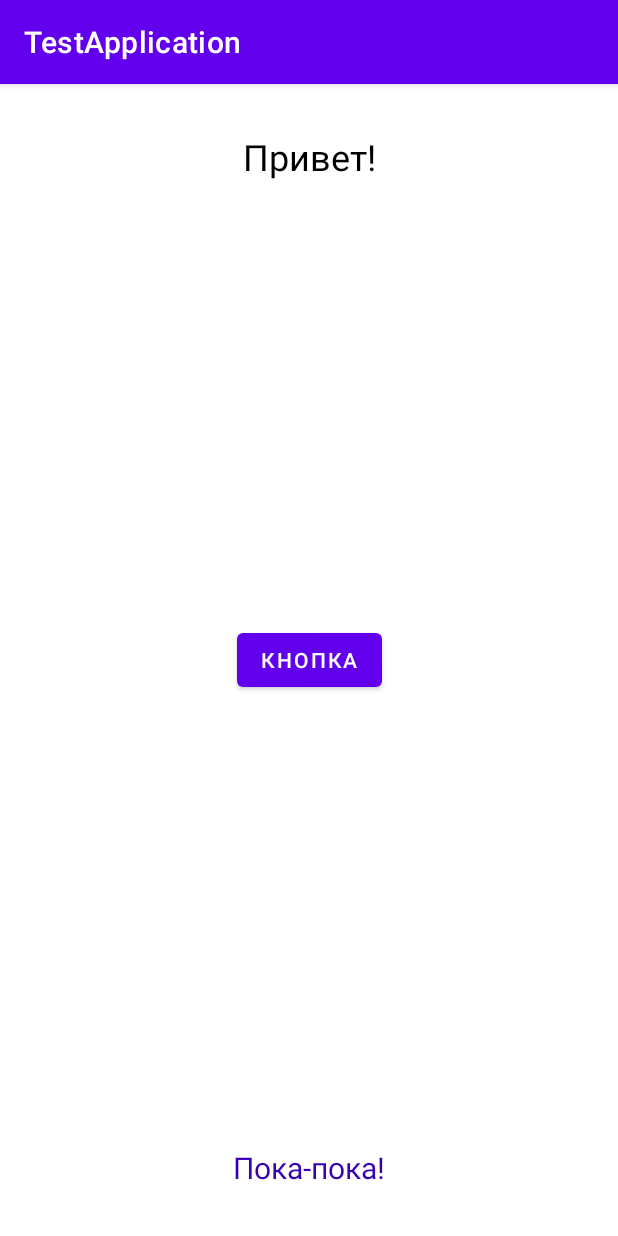
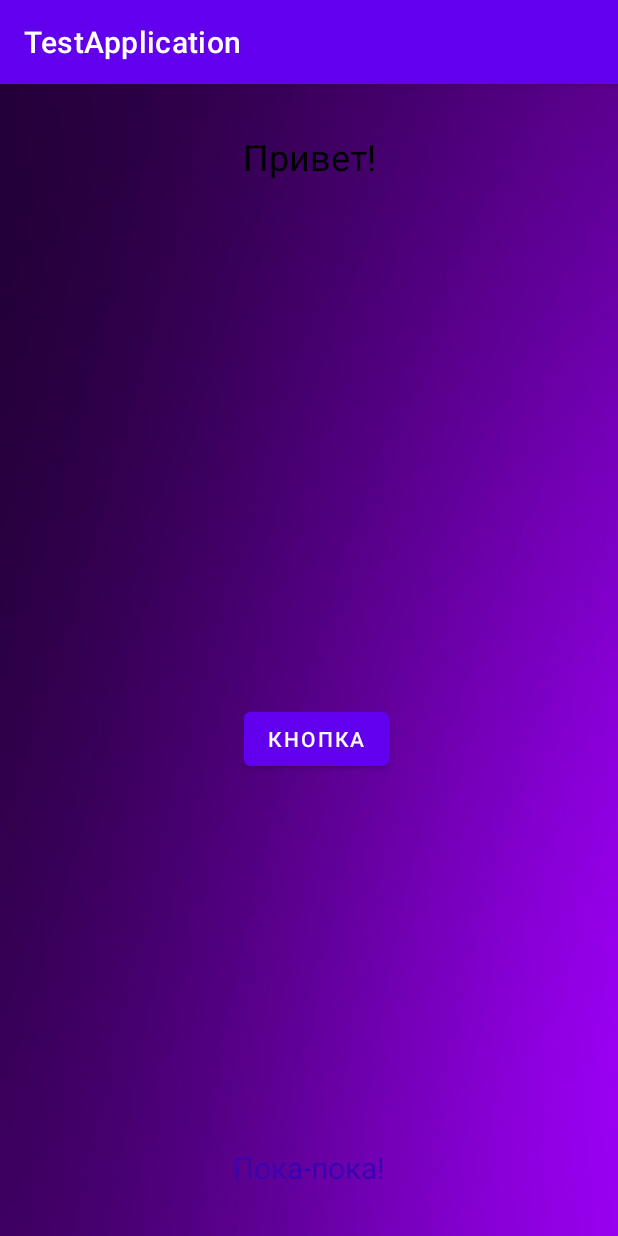
Before and after one commit to iskalinina/my-first-application, an Android app: the screen it shows after launch (MainActivity), on a phone screen of 412 x 824 dp. Run offline under Robolectric (Android 15) with nearby library versions, the phone set to English and light mode, and no system bars.

Commit message:
log lines of poem

```diff
--- a/app/src/main/java/com/irina/myfirstapplication/MainActivity.kt
+++ b/app/src/main/java/com/irina/myfirstapplication/MainActivity.kt
@@ -4,13 +4,16 @@ import androidx.appcompat.app.AppCompatActivity
 import android.os.Bundle
 import android.util.Log
 
+private const val TAG = "Main Activity"
+private const val MY_OWN_LOG_TAG = "MyOwnLog"
+
 class MainActivity : AppCompatActivity() {
+
     override fun onCreate(savedInstanceState: Bundle?) {
         super.onCreate(savedInstanceState)
         setContentView(R.layout.activity_main)
 
-
-        val letters = listOf("a", "b", "c", "d", "e", "f", "g", "h", "i", "j", "k", "l", "m", "n",
+        val letters = setOf("a", "b", "c", "d", "e", "f", "g", "h", "i", "j", "k", "l", "m", "n",
             "o", "p", "q", "r", "s", "t", "u", "v", "w", "x", "y", "z")
 
         letters.forEach {
@@ -18,4 +21,29 @@ class MainActivity : AppCompatActivity() {
                 Log.d("letter", it)
         }
     }
+
+    override fun onStart() {
+        super.onStart()
+        Log.d(MY_OWN_LOG_TAG, "Когда, бушуя в бурной мгле, \n Играло море с берегами,")
+    }
+
+    override fun onResume() {
+        super.onResume()
+        Log.d(MY_OWN_LOG_TAG, "Когда луч молний озарял \n Ее всечасно блеском алым")
+    }
+
+    override fun onPause() {
+        super.onPause()
+        Log.d(MY_OWN_LOG_TAG, "И ветер бился и летал \n С ее летучим покрывалом?")
+    }
+
+    override fun onStop() {
+        super.onStop()
+        Log.d(MY_OWN_LOG_TAG, "Прекрасно море в бурной мгле \n И небо в блесках без лазури;")
+    }
+
+    override fun onDestroy() {
+        super.onDestroy()
+        Log.d(MY_OWN_LOG_TAG, "Но верь мне: дева на скале \n Прекрасней волн, небес и бури.")
+    }
 }
--- a/app/src/main/res/layout/activity_main.xml
+++ b/app/src/main/res/layout/activity_main.xml
@@ -4,7 +4,8 @@
     xmlns:tools="http://schemas.android.com/tools"
     android:layout_width="match_parent"
     android:layout_height="match_parent"
-    tools:context=".MainActivity">
+    tools:context=".MainActivity"
+    android:background="@drawable/backgr_violet">
 
     <TextView
         android:id="@+id/textView"
@@ -22,13 +23,13 @@
     <TextView
         android:layout_width="wrap_content"
         android:layout_height="wrap_content"
+        android:layout_marginBottom="32dp"
         android:text="@string/byeView"
+        android:textColor="@color/purple_700"
+        android:textSize="20sp"
+        app:layout_constraintBottom_toBottomOf="parent"
         app:layout_constraintLeft_toLeftOf="parent"
-        app:layout_constraintRight_toRightOf="parent"
-        app:layout_constraintBottom_toBottomOf="parent"
-        android:layout_marginBottom="32dp"
-        android:textSize="20sp"
-        android:textColor="@color/purple_700"/>
+        app:layout_constraintRight_toRightOf="parent" />
 
     <Button
         android:id="@+id/button"
@@ -37,7 +38,9 @@
         android:text="@string/bt_name"
         app:layout_constraintBottom_toBottomOf="parent"
         app:layout_constraintEnd_toEndOf="parent"
+        app:layout_constraintHorizontal_bias="0.515"
         app:layout_constraintStart_toStartOf="parent"
-        app:layout_constraintTop_toTopOf="parent" />
+        app:layout_constraintTop_toTopOf="parent"
+        app:layout_constraintVertical_bias="0.573" />
 
 </androidx.constraintlayout.widget.ConstraintLayout>
```
Also changed, not shown: app/src/main/res/drawable/backgr_violet.jpg (added), app/src/main/violet-playstore.png (added), app/src/main/violet_launcher-playstore.png (added).
